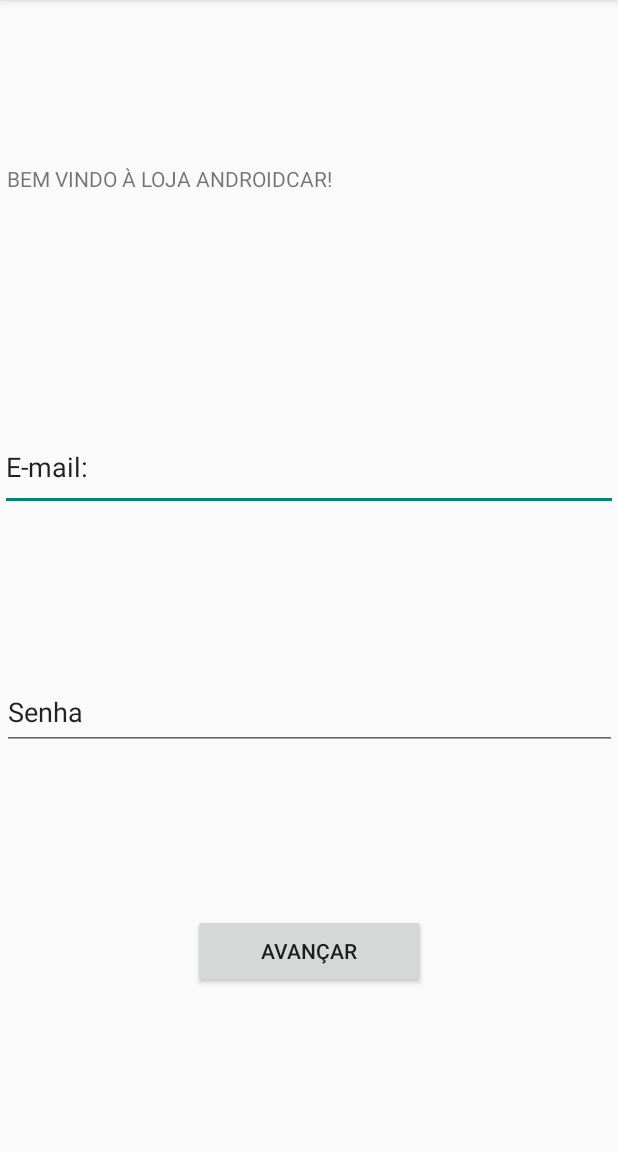
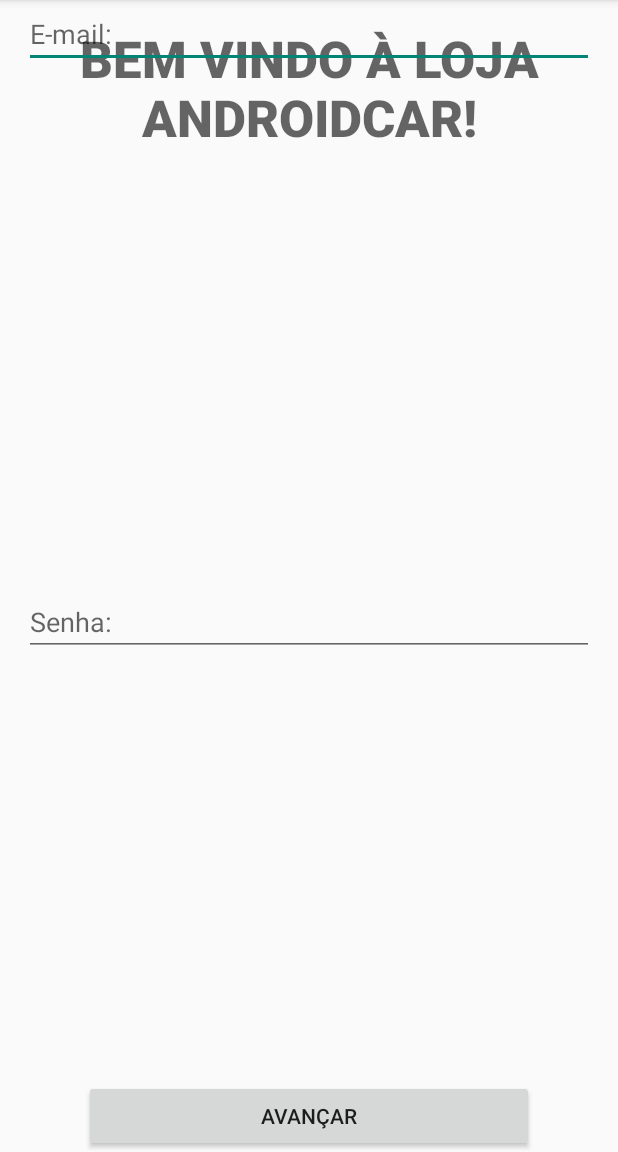
Before and after one commit to vosouza/Android_loja_de_carros, an Android app: the screen it shows after launch (login_Activity), on a phone screen of 412 x 824 dp, the part 84-1236 px from its top. Run offline under Robolectric (Android 15) with nearby library versions, the phone set to English and light mode, and no system bars.

Commit message:
Refatorados as fontes de dados

```diff
--- a/app/src/main/java/com/brq/applojadecarros/activity/Lista_carros_activity.kt
+++ b/app/src/main/java/com/brq/applojadecarros/activity/Lista_carros_activity.kt
@@ -30,29 +30,7 @@ class Lista_carros_activity : AppCompatActivity(), ItemClickListener {
     }
 
     private fun loadData() {
-
-        Car("Fiat Uno", R.drawable.uno, "Carro de passeio", "Texto grande").apply {
-            listaDeCarros.add(this)
-        }
-        Car("Volkswagen Gol", R.drawable.gol, "Carro de corrida", "Texto grande mesmo").apply {
-            listaDeCarros.add(this)
-        }
-        Car("Fiat Argo", R.drawable.argo, "Carro de passeio", "Texto grande").apply {
-            listaDeCarros.add(this)
-        }
-        Car("Toyota Corolla", R.drawable.corolla, "Carro de passeio", "Texto grande").apply {
-            listaDeCarros.add(this)
-        }
-        Car("Hyundai HB20", R.drawable.hb20, "Carro de passeio", "Texto grande").apply {
-            listaDeCarros.add(this)
-        }
-        Car("Chevrolet Prisma", R.drawable.prisma, "Carro de passeio", "Texto grande").apply {
-            listaDeCarros.add(this)
-        }
-        Car("Jeep Renegade", R.drawable.renegade, "Carro de passeio", "Texto grande").apply {
-            listaDeCarros.add(this)
-        }
-
+        listaDeCarros = Car.getCarList()
     }
 
     private fun loadComponents() {
--- a/app/src/main/java/com/brq/applojadecarros/model/Car.kt
+++ b/app/src/main/java/com/brq/applojadecarros/model/Car.kt
@@ -1,11 +1,41 @@
 package com.brq.applojadecarros.model
 
 import android.widget.ImageView
+import com.brq.applojadecarros.R
 
 class Car(
     var nomeCarro: String,
     var Image: Int,
     var tipoCarro: String,
     var descricao:String
-) {
+)
+{
+    companion object {
+        fun getCarList(): ArrayList<Car> {
+            val listaDeCarros = ArrayList<Car>()
+            Car("Fiat Uno", R.drawable.uno, "Carro de passeio", "Texto grande").apply {
+                listaDeCarros.add(this)
+            }
+            Car("Volkswagen Gol", R.drawable.gol, "Carro de corrida", "Texto grande mesmo").apply {
+                listaDeCarros.add(this)
+            }
+            Car("Fiat Argo", R.drawable.argo, "Carro de passeio", "Texto grande").apply {
+                listaDeCarros.add(this)
+            }
+            Car("Toyota Corolla", R.drawable.corolla, "Carro de passeio", "Texto grande").apply {
+                listaDeCarros.add(this)
+            }
+            Car("Hyundai HB20", R.drawable.hb20, "Carro de passeio", "Texto grande").apply {
+                listaDeCarros.add(this)
+            }
+            Car("Chevrolet Prisma", R.drawable.prisma, "Carro de passeio", "Texto grande").apply {
+                listaDeCarros.add(this)
+            }
+            Car("Jeep Renegade", R.drawable.renegade, "Carro de passeio", "Texto grande").apply {
+                listaDeCarros.add(this)
+            }
+
+            return listaDeCarros
+        }
+    }
 }
--- a/app/src/main/java/com/brq/applojadecarros/model/Pessoa.kt
+++ b/app/src/main/java/com/brq/applojadecarros/model/Pessoa.kt
@@ -5,5 +5,14 @@ class Pessoa (
     var idade: Int,
     var email: String,
     var senha: String
-        ){
+        )
+{
+
+    companion object{
+        fun getPessoasList(): ArrayList<Pessoa>{
+            val list = ArrayList<Pessoa>()
+            list.add(Pessoa("James", 25, "james@gmail.com","senha1"))
+            return list
+        }
+    }
 }
--- a/app/src/main/res/layout/activity_login.xml
+++ b/app/src/main/res/layout/activity_login.xml
@@ -8,51 +8,55 @@
 
     <TextView
         android:id="@+id/textView4"
-        android:layout_width="403dp"
-        android:layout_height="64dp"
+        android:layout_width="0dp"
+        android:layout_height="wrap_content"
+        android:layout_marginStart="8dp"
+        android:layout_marginTop="16dp"
+        android:layout_marginEnd="8dp"
+        android:fontFamily="sans-serif-black"
         android:text="BEM VINDO À LOJA ANDROIDCAR!"
-        app:layout_constraintBottom_toTopOf="@+id/editTextTextPersonName"
+        android:textAlignment="center"
+        android:textAppearance="@style/TextAppearance.AppCompat.Display1"
         app:layout_constraintEnd_toEndOf="parent"
-        app:layout_constraintHorizontal_bias="0.5"
         app:layout_constraintStart_toStartOf="parent"
-        app:layout_constraintTop_toTopOf="parent"
-        app:layout_constraintVertical_bias="0.0" />
+        app:layout_constraintTop_toTopOf="parent" />
 
     <EditText
         android:id="@+id/editTextTextPersonName"
-        android:layout_width="412dp"
-        android:layout_height="58dp"
+        android:layout_width="0dp"
+        android:layout_height="wrap_content"
+        android:layout_marginStart="16dp"
+        android:layout_marginEnd="16dp"
         android:ems="10"
+        android:hint="E-mail:"
         android:inputType="textPersonName"
-        android:text="E-mail:"
-        app:layout_constraintBottom_toTopOf="@+id/editTextTextPersonName2"
+        app:layout_constraintEnd_toEndOf="parent"
+        app:layout_constraintStart_toStartOf="parent"
+        tools:layout_editor_absoluteY="249dp" />
+
+    <EditText
+        android:id="@+id/editTextTextPersonName2"
+        android:layout_width="0dp"
+        android:layout_height="wrap_content"
+        android:layout_marginLeft="16dp"
+        android:layout_marginTop="8dp"
+        android:layout_marginRight="16dp"
+        android:ems="10"
+        android:hint="Senha:"
+        android:inputType="textPersonName"
+        app:layout_constraintBottom_toTopOf="@+id/login_button"
         app:layout_constraintEnd_toEndOf="parent"
         app:layout_constraintHorizontal_bias="0.5"
         app:layout_constraintStart_toStartOf="parent"
         app:layout_constraintTop_toBottomOf="@+id/textView4" />
 
-    <EditText
-        android:id="@+id/editTextTextPersonName2"
-        android:layout_width="410dp"
-        android:layout_height="50dp"
-        android:ems="10"
-        android:inputType="textPersonName"
-        android:text="Senha"
-        app:layout_constraintBottom_toTopOf="@+id/login_button"
-        app:layout_constraintEnd_toEndOf="parent"
-        app:layout_constraintHorizontal_bias="0.5"
-        app:layout_constraintStart_toStartOf="parent"
-        app:layout_constraintTop_toBottomOf="@+id/editTextTextPersonName" />
-
     <Button
         android:id="@+id/login_button"
-        android:layout_width="155dp"
-        android:layout_height="49dp"
+        android:layout_width="300dp"
+        android:layout_height="wrap_content"
         android:text="Avançar"
         app:layout_constraintBottom_toBottomOf="parent"
         app:layout_constraintEnd_toEndOf="parent"
-        app:layout_constraintHorizontal_bias="0.5"
-        app:layout_constraintStart_toStartOf="parent"
-        app:layout_constraintTop_toBottomOf="@+id/editTextTextPersonName2" />
+        app:layout_constraintStart_toStartOf="parent" />
 
 </androidx.constraintlayout.widget.ConstraintLayout>
```
